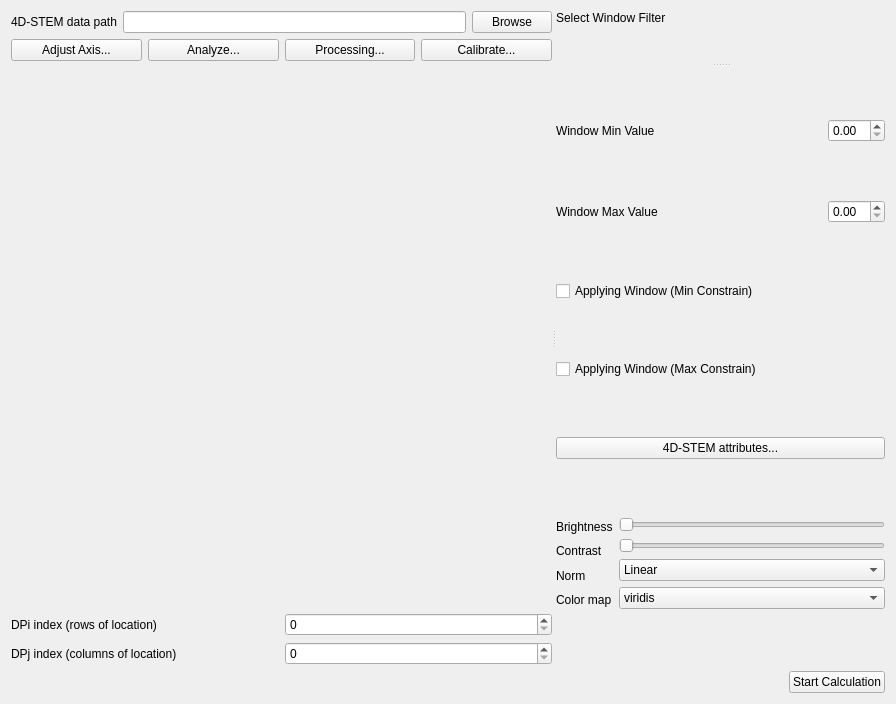
Qt form ui/uiPageBkgrdFourDSTEM.ui (ManifoldsHu/FourDExplorer) before a commit.
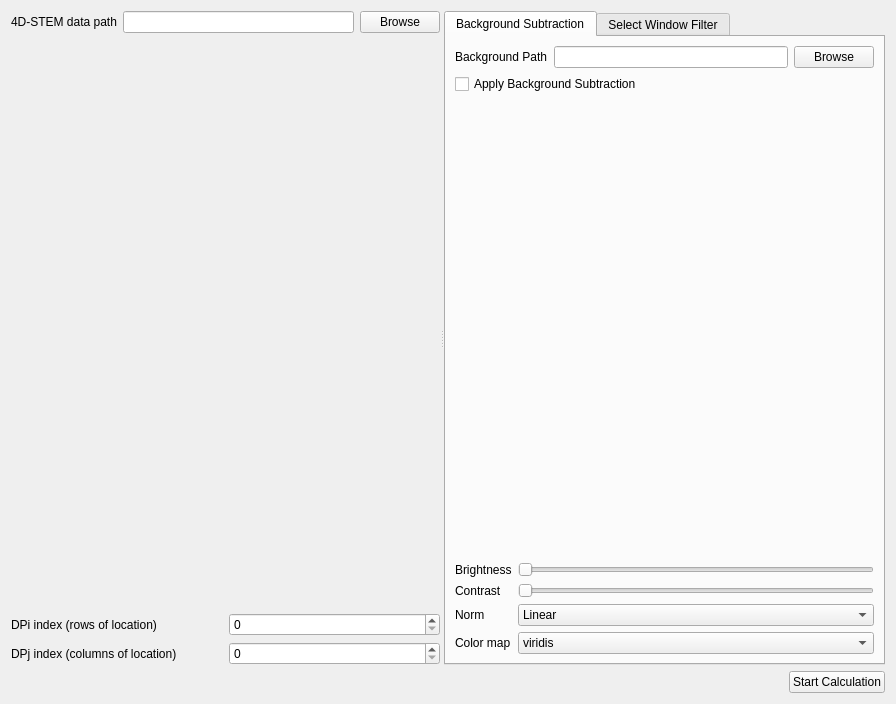
The same form after that commit. Custom widgets are drawn as their Qt base class.

Commit message: add a Splash Screen showing when the software is started. Also add the processing menu for 4D-STEM in its page.

The edit to the form file:
```diff
--- a/ui/uiPageBkgrdFourDSTEM.ui
+++ b/ui/uiPageBkgrdFourDSTEM.ui
@@ -13,14 +13,14 @@
   <property name="windowTitle">
    <string>Form</string>
   </property>
-  <layout class="QVBoxLayout" name="verticalLayout_8" stretch="1,0">
+  <layout class="QVBoxLayout" name="verticalLayout_7" stretch="1,0">
    <item>
-    <widget class="QSplitter" name="splitter_2">
+    <widget class="QSplitter" name="splitter">
      <property name="orientation">
       <enum>Qt::Horizontal</enum>
      </property>
-     <widget class="QWidget" name="layoutWidget">
-      <layout class="QVBoxLayout" name="verticalLayout_3" stretch="0,0,1,0">
+     <widget class="QWidget" name="">
+      <layout class="QVBoxLayout" name="verticalLayout_3" stretch="0,1,0">
        <item>
         <layout class="QHBoxLayout" name="horizontalLayout">
          <item>
@@ -42,38 +42,6 @@
          </item>
         </layout>
        </item>
-       <item>
-        <layout class="QHBoxLayout" name="horizontalLayout_2">
-         <item>
-          <widget class="QPushButton" name="pushButton_adjust_axis">
-           <property name="text">
-            <string>Adjust Axis...</string>
-           </property>
-          </widget>
-         </item>
-         <item>
-          <widget class="QPushButton" name="pushButton_analyze">
-           <property name="text">
-            <string>Analyze...</string>
-           </property>
-          </widget>
-         </item>
-         <item>
-          <widget class="QPushButton" name="pushButton_processing">
-           <property name="text">
-            <string>Processing...</string>
-           </property>
-          </widget>
-         </item>
-         <item>
-          <widget class="QPushButton" name="pushButton_calibrate">
-           <property name="text">
-            <string>Calibrate...</string>
-           </property>
-          </widget>
-         </item>
-        </layout>
-       </item>
        <item>
         <widget class="WidgetPlotDP" name="widget_dp" native="true"/>
        </item>
@@ -111,152 +79,94 @@
        </item>
       </layout>
      </widget>
-     <widget class="QSplitter" name="splitter">
-      <property name="orientation">
-       <enum>Qt::Vertical</enum>
+     <widget class="QTabWidget" name="tabWidget">
+      <property name="currentIndex">
+       <number>0</number>
       </property>
-      <widget class="QWidget" name="">
-       <layout class="QVBoxLayout" name="verticalLayout_7" stretch="0,1">
-        <item>
-         <widget class="QLabel" name="label_4">
-          <property name="text">
-           <string>Select Window Filter</string>
-          </property>
-         </widget>
-        </item>
-        <item>
-         <widget class="WidgetPlotHist" name="widget_hist" native="true"/>
-        </item>
-       </layout>
-      </widget>
-      <widget class="QWidget" name="">
+      <widget class="QWidget" name="tab">
+       <attribute name="title">
+        <string>Background Subtraction</string>
+       </attribute>
        <layout class="QVBoxLayout" name="verticalLayout_6">
         <item>
-         <layout class="QHBoxLayout" name="horizontalLayout_6">
+         <layout class="QHBoxLayout" name="horizontalLayout_2">
           <item>
-           <widget class="QLabel" name="label_9">
+           <widget class="QLabel" name="label_4">
             <property name="text">
-             <string>Window Min Value</string>
+             <string>Background Path</string>
             </property>
            </widget>
           </item>
           <item>
-           <spacer name="horizontalSpacer">
-            <property name="orientation">
-             <enum>Qt::Horizontal</enum>
-            </property>
-            <property name="sizeHint" stdset="0">
-             <size>
-              <width>40</width>
-              <height>20</height>
-             </size>
-            </property>
-           </spacer>
+           <widget class="QLineEdit" name="lineEdit_background_path"/>
           </item>
           <item>
-           <widget class="QDoubleSpinBox" name="doubleSpinBox_window_min"/>
+           <widget class="QPushButton" name="pushButton_browse_background">
+            <property name="text">
+             <string>Browse</string>
+            </property>
+           </widget>
           </item>
          </layout>
         </item>
         <item>
-         <layout class="QHBoxLayout" name="horizontalLayout_4">
-          <item>
-           <widget class="QLabel" name="label_10">
+         <widget class="QCheckBox" name="checkBox_apply_subtraction">
             <property name="text">
-             <string>Window Max Value</string>
+           <string>Apply Background Subtraction</string>
             </property>
            </widget>
           </item>
           <item>
-           <spacer name="horizontalSpacer_2">
+         <spacer name="verticalSpacer">
             <property name="orientation">
-             <enum>Qt::Horizontal</enum>
+           <enum>Qt::Vertical</enum>
             </property>
             <property name="sizeHint" stdset="0">
              <size>
-              <width>40</width>
-              <height>20</height>
+            <width>20</width>
+            <height>447</height>
              </size>
             </property>
            </spacer>
           </item>
           <item>
-           <widget class="QDoubleSpinBox" name="doubleSpinBox_window_max"/>
-          </item>
-         </layout>
-        </item>
-        <item>
-         <widget class="QCheckBox" name="checkBox_apply_window_min">
-          <property name="text">
-           <string>Applying Window (Min Constrain)</string>
-          </property>
-         </widget>
-        </item>
-        <item>
-         <widget class="QCheckBox" name="checkBox_apply_window_max">
-          <property name="text">
-           <string>Applying Window (Max Constrain)</string>
-          </property>
-         </widget>
-        </item>
-        <item>
-         <widget class="QPushButton" name="pushButton_attributes">
-          <property name="text">
-           <string>4D-STEM attributes...</string>
-          </property>
-         </widget>
-        </item>
-        <item>
-         <layout class="QHBoxLayout" name="horizontalLayout_5">
-          <item>
-           <layout class="QVBoxLayout" name="verticalLayout_4">
-            <item>
+         <layout class="QGridLayout" name="gridLayout">
+          <item row="0" column="0">
              <widget class="QLabel" name="label_5">
               <property name="text">
                <string>Brightness</string>
               </property>
              </widget>
             </item>
-            <item>
+          <item row="0" column="1">
+           <widget class="QSlider" name="horizontalSlider_brightness">
+            <property name="orientation">
+             <enum>Qt::Horizontal</enum>
+            </property>
+           </widget>
+          </item>
+          <item row="1" column="0">
              <widget class="QLabel" name="label_6">
               <property name="text">
                <string>Contrast</string>
               </property>
              </widget>
             </item>
-            <item>
+          <item row="1" column="1">
+           <widget class="QSlider" name="horizontalSlider_contrast">
+            <property name="orientation">
+             <enum>Qt::Horizontal</enum>
+            </property>
+           </widget>
+          </item>
+          <item row="2" column="0">
              <widget class="QLabel" name="label_7">
               <property name="text">
                <string>Norm</string>
               </property>
              </widget>
             </item>
-            <item>
-             <widget class="QLabel" name="label_8">
-              <property name="text">
-               <string>Color map</string>
-              </property>
-             </widget>
-            </item>
-           </layout>
-          </item>
-          <item>
-           <layout class="QVBoxLayout" name="verticalLayout_5">
-            <item>
-             <widget class="QSlider" name="horizontalSlider_brightness">
-              <property name="orientation">
-               <enum>Qt::Horizontal</enum>
-              </property>
-             </widget>
-            </item>
-            <item>
-             <widget class="QSlider" name="horizontalSlider_contrast">
-              <property name="orientation">
-               <enum>Qt::Horizontal</enum>
-              </property>
-             </widget>
-            </item>
-            <item>
+          <item row="2" column="1">
              <widget class="QComboBox" name="comboBox_normalize">
               <item>
                <property name="text">
@@ -270,7 +180,14 @@
               </item>
              </widget>
             </item>
-            <item>
+          <item row="3" column="0">
+           <widget class="QLabel" name="label_8">
+            <property name="text">
+             <string>Color map</string>
+            </property>
+           </widget>
+          </item>
+          <item row="3" column="1">
              <widget class="QComboBox" name="comboBox_colormap">
               <item>
                <property name="text">
@@ -315,6 +232,86 @@
              </widget>
             </item>
            </layout>
+        </item>
+       </layout>
+      </widget>
+      <widget class="QWidget" name="tab_window_filter">
+       <attribute name="title">
+        <string>Select Window Filter</string>
+       </attribute>
+       <layout class="QVBoxLayout" name="verticalLayout_5">
+        <item>
+         <layout class="QVBoxLayout" name="verticalLayout_4" stretch="1,0,0,0,0">
+          <item>
+           <widget class="WidgetPlotHist" name="widget_hist" native="true"/>
+          </item>
+          <item>
+           <layout class="QHBoxLayout" name="horizontalLayout_6">
+            <item>
+             <widget class="QLabel" name="label_9">
+              <property name="text">
+               <string>Window Min Value</string>
+              </property>
+             </widget>
+            </item>
+            <item>
+             <spacer name="horizontalSpacer">
+              <property name="orientation">
+               <enum>Qt::Horizontal</enum>
+              </property>
+              <property name="sizeHint" stdset="0">
+               <size>
+                <width>40</width>
+                <height>20</height>
+               </size>
+              </property>
+             </spacer>
+            </item>
+            <item>
+             <widget class="QDoubleSpinBox" name="doubleSpinBox_window_min"/>
+            </item>
+           </layout>
+          </item>
+          <item>
+           <layout class="QHBoxLayout" name="horizontalLayout_4">
+            <item>
+             <widget class="QLabel" name="label_10">
+              <property name="text">
+               <string>Window Max Value</string>
+              </property>
+             </widget>
+            </item>
+            <item>
+             <spacer name="horizontalSpacer_2">
+              <property name="orientation">
+               <enum>Qt::Horizontal</enum>
+              </property>
+              <property name="sizeHint" stdset="0">
+               <size>
+                <width>40</width>
+                <height>20</height>
+               </size>
+              </property>
+             </spacer>
+            </item>
+            <item>
+             <widget class="QDoubleSpinBox" name="doubleSpinBox_window_max"/>
+            </item>
+           </layout>
+          </item>
+          <item>
+           <widget class="QCheckBox" name="checkBox_apply_window_min">
+            <property name="text">
+             <string>Applying Window (Min Constrain)</string>
+            </property>
+           </widget>
+          </item>
+          <item>
+           <widget class="QCheckBox" name="checkBox_apply_window_max">
+            <property name="text">
+             <string>Applying Window (Max Constrain)</string>
+            </property>
+           </widget>
           </item>
          </layout>
         </item>
```
Lines whose indentation alone changed are shown as unchanged. The commit also changes 56 other files.
